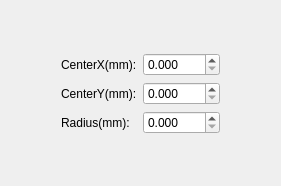
Old version of the form ShrikeDxf/CircleAttributeWidget.ui in the repository whisper512/ShrikeDxf-V0.1.
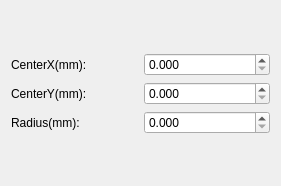
New version of the form.

The edit to the form file:
```diff
--- a/ShrikeDxf/CircleAttributeWidget.ui
+++ b/ShrikeDxf/CircleAttributeWidget.ui
@@ -14,7 +14,20 @@
    <string>CCircleAttributeWidget</string>
   </property>
   <layout class="QGridLayout" name="gridLayout">
-   <item row="1" column="1">
+   <item row="0" column="0">
+    <spacer name="verticalSpacer_2">
+     <property name="orientation">
+      <enum>Qt::Orientation::Vertical</enum>
+     </property>
+     <property name="sizeHint" stdset="0">
+      <size>
+       <width>20</width>
+       <height>40</height>
+      </size>
+     </property>
+    </spacer>
+   </item>
+   <item row="1" column="0">
     <layout class="QHBoxLayout" name="horizontalLayout">
      <item>
       <layout class="QVBoxLayout" name="verticalLayout">
@@ -104,7 +117,7 @@
      </item>
     </layout>
    </item>
-   <item row="2" column="1">
+   <item row="2" column="0">
     <spacer name="verticalSpacer">
      <property name="orientation">
       <enum>Qt::Orientation::Vertical</enum>
@@ -117,45 +130,6 @@
      </property>
     </spacer>
    </item>
-   <item row="1" column="0">
-    <spacer name="horizontalSpacer_2">
-     <property name="orientation">
-      <enum>Qt::Orientation::Horizontal</enum>
-     </property>
-     <property name="sizeHint" stdset="0">
-      <size>
-       <width>40</width>
-       <height>20</height>
-      </size>
-     </property>
-    </spacer>
-   </item>
-   <item row="1" column="2">
-    <spacer name="horizontalSpacer">
-     <property name="orientation">
-      <enum>Qt::Orientation::Horizontal</enum>
-     </property>
-     <property name="sizeHint" stdset="0">
-      <size>
-       <width>40</width>
-       <height>20</height>
-      </size>
-     </property>
-    </spacer>
-   </item>
-   <item row="0" column="1">
-    <spacer name="verticalSpacer_2">
-     <property name="orientation">
-      <enum>Qt::Orientation::Vertical</enum>
-     </property>
-     <property name="sizeHint" stdset="0">
-      <size>
-       <width>20</width>
-       <height>40</height>
-      </size>
-     </property>
-    </spacer>
-   </item>
   </layout>
  </widget>
  <layoutdefault spacing="6" margin="11"/>
```
